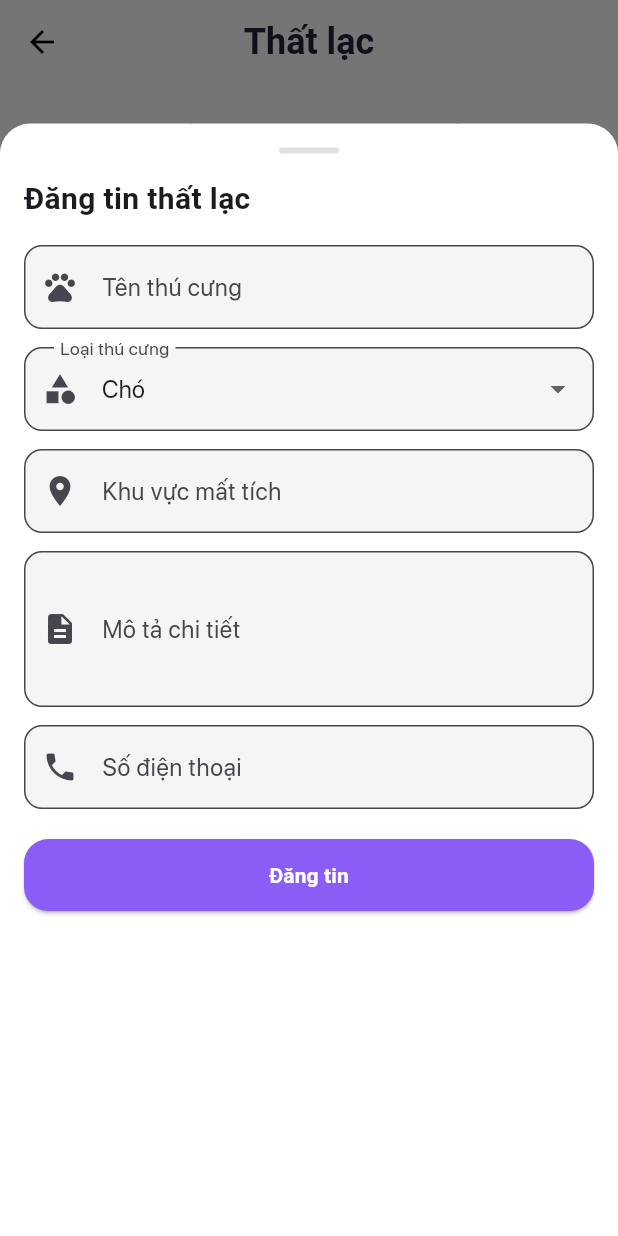
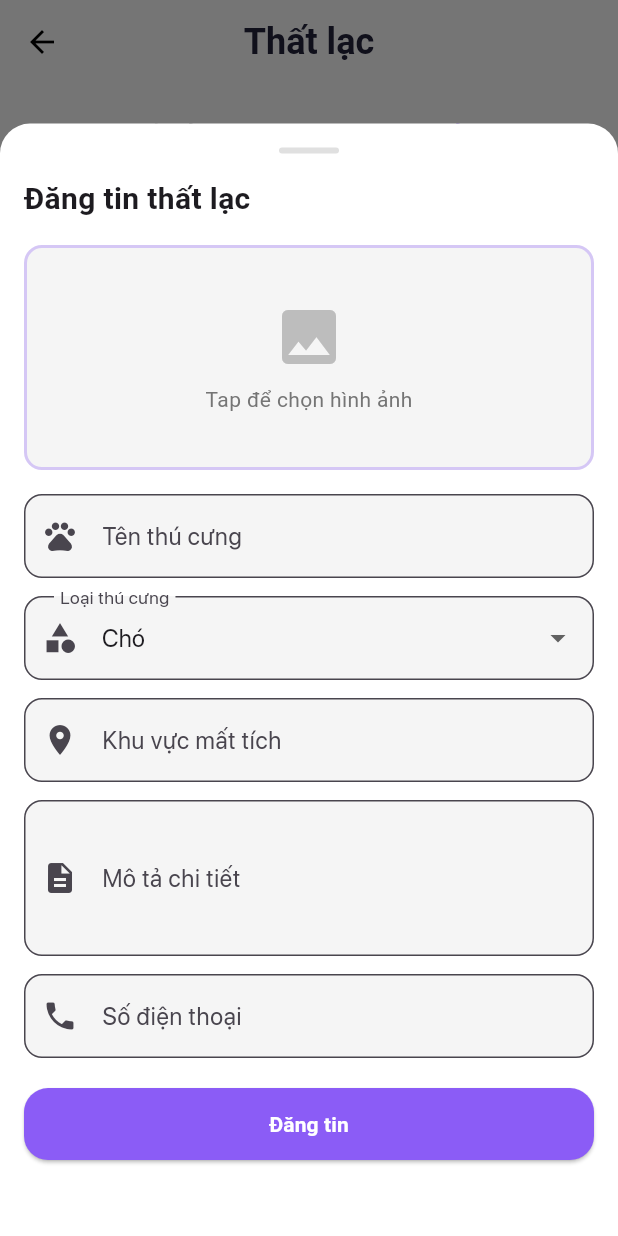
Before and after one commit to MinhHuong122/ocean_pet_mobile, a Flutter app: the LostPetScreen screen opened directly, after a tap on "Tin của tôi", after a tap on "Đăng tin", on a phone screen of 412 x 824 dp. Run offline on Flutter 3.47's test engine with Material 3 defaults, Android fonts, the light colour scheme and no system bars; our stand-ins replace app_links, cloud_firestore, file_picker, firebase_auth, firebase_core, firebase_messaging and 18 more; missing offline and left inert: cloudinary_public, flutter_facebook_auth, flutter_sound, qr, webfeed_revised; accounts and stored records are empty; network calls fail; Roboto replaces fonts that are missing (Afacad).

Commit message:
feat: add image upload to lost pet form and white text to FAB button

```diff
--- a/lib/screens/lost_pet_screen.dart
+++ b/lib/screens/lost_pet_screen.dart
@@ -4,6 +4,8 @@ import 'package:flutter/material.dart';
 import 'package:google_fonts/google_fonts.dart';
 import 'package:intl/intl.dart';
 import 'package:cloud_firestore/cloud_firestore.dart';
+import 'package:image_picker/image_picker.dart';
+import 'dart:io';
 import '../services/LostPetService.dart';
 import '../services/CloudinaryService.dart';
 
@@ -163,6 +165,7 @@ class _LostPetScreenState extends State<LostPetScreen> {
     );
 
     String selectedType = isEditing ? editingPost['type'] : 'Chó';
+    File? selectedImage;
 
     showModalBottomSheet(
       context: context,
@@ -210,6 +213,57 @@ class _LostPetScreenState extends State<LostPetScreen> {
                       ),
                     ),
                     const SizedBox(height: 16),
+
+                    // Image picker
+                    GestureDetector(
+                      onTap: () async {
+                        final ImagePicker picker = ImagePicker();
+                        final XFile? image = await picker.pickImage(
+                          source: ImageSource.gallery,
+                          imageQuality: 80,
+                        );
+                        if (image != null) {
+                          setState(() {
+                            selectedImage = File(image.path);
+                          });
+                        }
+                      },
+                      child: Container(
+                        width: double.infinity,
+                        height: 150,
+                        decoration: BoxDecoration(
+                          color: Colors.grey[100],
+                          borderRadius: BorderRadius.circular(12),
+                          border: Border.all(
+                            color: const Color(0xFF8B5CF6).withOpacity(0.3),
+                            width: 2,
+                          ),
+                        ),
+                        child: selectedImage != null
+                            ? ClipRRect(
+                                borderRadius: BorderRadius.circular(10),
+                                child: Image.file(
+                                  selectedImage!,
+                                  fit: BoxFit.cover,
+                                ),
+                              )
+                            : Column(
+                                mainAxisAlignment: MainAxisAlignment.center,
+                                children: [
+                                  Icon(Icons.image, size: 48, color: Colors.grey[400]),
+                                  const SizedBox(height: 8),
+                                  Text(
+                                    'Tap để chọn hình ảnh',
+                                    style: GoogleFonts.afacad(
+                                      color: Colors.grey[600],
+                                    ),
+                                  ),
+                                ],
+                              ),
+                      ),
+                    ),
+                    const SizedBox(height: 16),
+
                     // Pet name
                     TextFormField(
                       controller: nameController,
@@ -322,13 +376,31 @@ class _LostPetScreenState extends State<LostPetScreen> {
                                 } else {
                                   // Create new post in Firebase
                                   print('📝 [LostPetScreen] Creating new lost pet post');
+                                  String imageUrl = '';
+
+                                  // Upload image if selected
+                                  if (selectedImage != null) {
+                                    try {
+                                      print('📸 [LostPetScreen] Uploading image to Cloudinary...');
+                                      imageUrl = await CloudinaryService.uploadImage(
+                                        selectedImage!,
+                                        'lost_pets',
+                                        fileName: '${type}_${DateTime.now().millisecondsSinceEpoch}',
+                                      );
+                                      print('✅ [LostPetScreen] Image uploaded: $imageUrl');
+                                    } catch (e) {
+                                      print('⚠️ [LostPetScreen] Image upload failed: $e');
+                                      // Continue without image
+                                    }
+                                  }
+
                                   final postId = await LostPetService.createLostPetPost(
                                     petName: name,
                                     petType: type,
                                     breed: 'Unknown',
                                     color: 'Unknown',
                                     distinguishingFeatures: description,
-                                    imageUrl: '',
+                                    imageUrl: imageUrl,
                                     lostDate: DateTime.now(),
                                     lostLocation: location,
                                     latitude: 10.7769,
```
